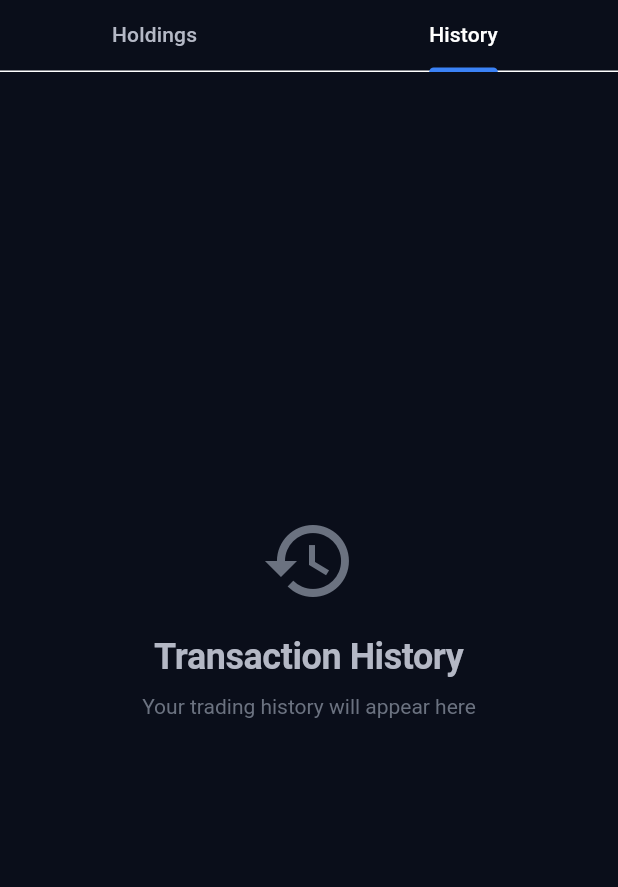
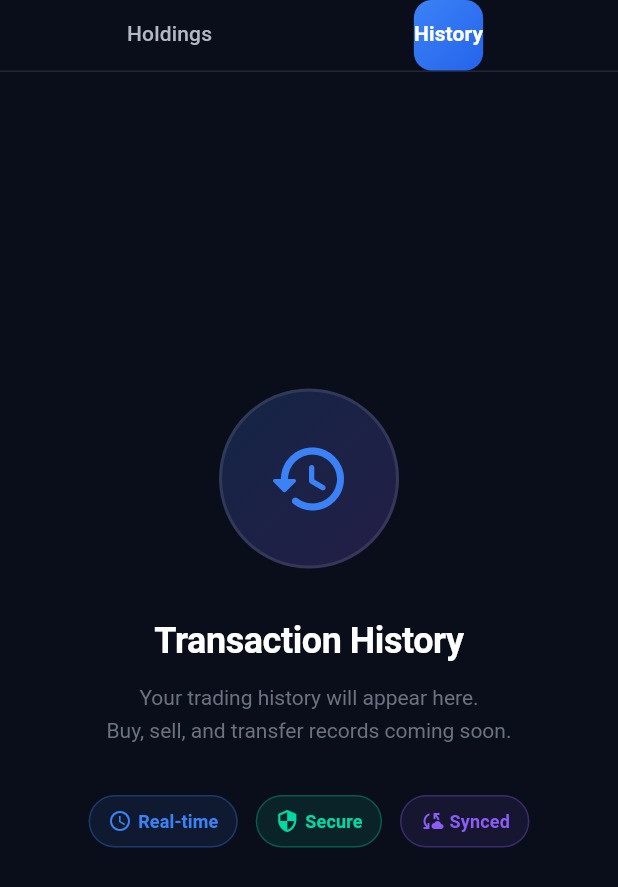
Before and after one commit to Wolfnicos/MyTradeMate-crossplatform, a Flutter app: the PortfolioScreen screen opened directly, tab 2 chosen, scrolled down 325 dp, on a phone screen of 412 x 824 dp. Shown: the top 887 px of the screen. Run offline on Flutter 3.47's test engine with Material 3 defaults, Android fonts, the phone set to English and light mode, and no system bars; our stand-ins replace dio, fl_chart, flutter_secure_storage, google_fonts, local_auth, reorderables and 2 more; missing offline and left inert: tflite_flutter; accounts and stored records are empty; network calls fail.

Commit message:
ux(portfolio): redesign Portfolio screen with premium 2025 style
## Premium TabBar
- Added gradient indicator (blue to purple) with rounded corners
- Custom label styling with bold active state
- Removed default divider for cleaner look
- Glass border at bottom for subtle separation

## History Tab (Premium Empty State)
- Large circular icon with gradient background (120x120)
- Glass border around icon container
- Enhanced typography with 24px heading
- Multi-line description with better spacing
- Three info chips: Real-time, Secure, Synced
- Chips have colored backgrounds, borders, and icons

## Info Chip Component
- Pill-shaped design with full border radius
- Colored backgrounds at 10% opacity
- Matching borders at 30% opacity
- Icon + label layout with proper spacing
- Three variants: primary (blue), success (green), secondary (purple)

## Design Consistency
- All premium glassmorphism effects maintained
- Consistent spacing using AppTheme constants
- Professional typography hierarchy
- Aligned with application's 2025 design system

🤖 Generated with [Claude Code](https://claude.com/claude-code)

Co-Authored-By: Claude <noreply@anthropic.com>

```diff
--- a/lib/screens/portfolio_screen.dart
+++ b/lib/screens/portfolio_screen.dart
@@ -126,15 +126,24 @@ class _PortfolioScreenState extends State<PortfolioScreen> {
                   child: const SizedBox(height: AppTheme.spacing20),
                 ),
 
-                // TabBar - Sticky
+                // TabBar - Sticky (Premium)
                 SliverPersistentHeader(
                   pinned: true,
                   delegate: _StickyTabBarDelegate(
-                    const TabBar(
-                      indicatorColor: AppTheme.primary,
+                    TabBar(
+                      indicatorSize: TabBarIndicatorSize.label,
+                      indicator: BoxDecoration(
+                        gradient: AppTheme.primaryGradient,
+                        borderRadius: BorderRadius.circular(AppTheme.radiusMD),
+                      ),
                       labelColor: AppTheme.textPrimary,
                       unselectedLabelColor: AppTheme.textSecondary,
-                      tabs: [
+                      labelStyle: AppTheme.labelLarge,
+                      unselectedLabelStyle: AppTheme.labelLarge.copyWith(
+                        fontWeight: FontWeight.w500,
+                      ),
+                      dividerColor: Colors.transparent,
+                      tabs: const [
                         Tab(text: 'Holdings'),
                         Tab(text: 'History'),
                       ],
@@ -162,22 +171,86 @@ class _PortfolioScreenState extends State<PortfolioScreen> {
   }
 
   Widget _buildHistoryTab(BuildContext context) {
-    return Center(
+    return Padding(
+      padding: const EdgeInsets.all(AppTheme.spacing20),
+      child: Center(
         child: Column(
           mainAxisAlignment: MainAxisAlignment.center,
           children: [
-          Icon(Icons.history, size: 64, color: AppTheme.textTertiary),
-          const SizedBox(height: AppTheme.spacing16),
+            // Premium Icon with Gradient Background
+            Container(
+              width: 120,
+              height: 120,
+              decoration: BoxDecoration(
+                gradient: LinearGradient(
+                  colors: [
+                    AppTheme.primary.withOpacity(0.2),
+                    AppTheme.secondary.withOpacity(0.2),
+                  ],
+                  begin: Alignment.topLeft,
+                  end: Alignment.bottomRight,
+                ),
+                shape: BoxShape.circle,
+                border: Border.all(
+                  color: AppTheme.glassBorder,
+                  width: 2,
+                ),
+              ),
+              child: const Icon(
+                Icons.history_rounded,
+                size: 56,
+                color: AppTheme.primary,
+              ),
+            ),
+            const SizedBox(height: AppTheme.spacing32),
+
+            // Title
             Text(
               'Transaction History',
-            style: AppTheme.headingLarge.copyWith(color: AppTheme.textSecondary),
+              style: AppTheme.headingLarge.copyWith(
+                fontSize: 24,
+                fontWeight: FontWeight.w700,
               ),
-          const SizedBox(height: AppTheme.spacing8),
+              textAlign: TextAlign.center,
+            ),
+            const SizedBox(height: AppTheme.spacing12),
+
+            // Description
             Text(
-            'Your trading history will appear here',
-            style: AppTheme.bodyMedium.copyWith(color: AppTheme.textTertiary),
+              'Your trading history will appear here.\nBuy, sell, and transfer records coming soon.',
+              style: AppTheme.bodyMedium.copyWith(
+                color: AppTheme.textTertiary,
+                height: 1.6,
+              ),
+              textAlign: TextAlign.center,
+            ),
+            const SizedBox(height: AppTheme.spacing32),
+
+            // Info Cards
+            Row(
+              mainAxisAlignment: MainAxisAlignment.center,
+              children: [
+                _InfoChip(
+                  icon: Icons.schedule,
+                  label: 'Real-time',
+                  color: AppTheme.primary,
+                ),
+                const SizedBox(width: AppTheme.spacing12),
+                _InfoChip(
+                  icon: Icons.security,
+                  label: 'Secure',
+                  color: AppTheme.success,
+                ),
+                const SizedBox(width: AppTheme.spacing12),
+                _InfoChip(
+                  icon: Icons.cloud_sync,
+                  label: 'Synced',
+                  color: AppTheme.secondary,
                 ),
               ],
+            ),
+          ],
+        ),
       ),
     );
   }
@@ -410,7 +483,16 @@ class _StickyTabBarDelegate extends SliverPersistentHeaderDelegate {
   @override
   Widget build(BuildContext context, double shrinkOffset, bool overlapsContent) {
     return Container(
+      padding: const EdgeInsets.symmetric(horizontal: AppTheme.spacing20),
+      decoration: BoxDecoration(
         color: AppTheme.background,
+        border: Border(
+          bottom: BorderSide(
+            color: AppTheme.glassBorder,
+            width: 1,
+          ),
+        ),
+      ),
       child: tabBar,
     );
   }
@@ -545,3 +627,52 @@ class _HoldingCard extends StatelessWidget {
     );
   }
 }
+
+// Premium Info Chip Widget
+class _InfoChip extends StatelessWidget {
+  final IconData icon;
+  final String label;
+  final Color color;
+
+  const _InfoChip({
+    required this.icon,
+    required this.label,
+    required this.color,
+  });
+
+  @override
+  Widget build(BuildContext context) {
+    return Container(
+      padding: const EdgeInsets.symmetric(
+        horizontal: AppTheme.spacing12,
+        vertical: AppTheme.spacing8,
+      ),
+      decoration: BoxDecoration(
+        color: color.withOpacity(0.1),
+        borderRadius: BorderRadius.circular(AppTheme.radiusFull),
+        border: Border.all(
+          color: color.withOpacity(0.3),
+          width: 1,
+        ),
+      ),
+      child: Row(
+        mainAxisSize: MainAxisSize.min,
+        children: [
+          Icon(
+            icon,
+            size: 16,
+            color: color,
+          ),
+          const SizedBox(width: AppTheme.spacing4),
+          Text(
+            label,
+            style: AppTheme.labelMedium.copyWith(
+              color: color,
+              fontWeight: FontWeight.w600,
+            ),
+          ),
+        ],
+      ),
+    );
+  }
+}
```
Lines whose indentation alone changed are shown as unchanged.
